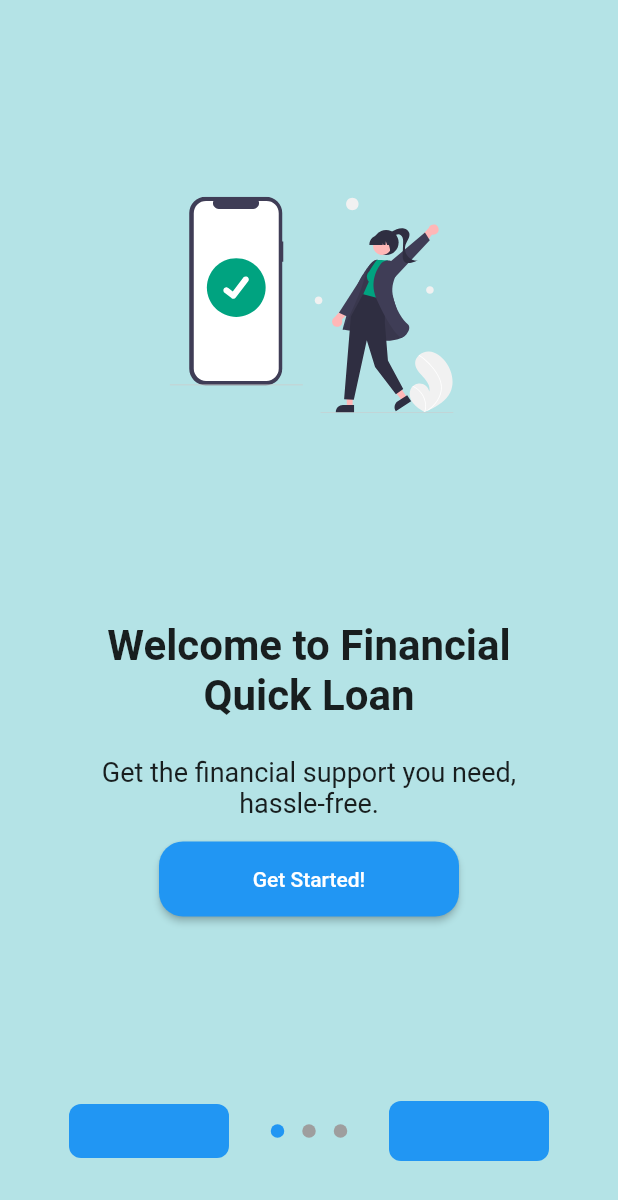
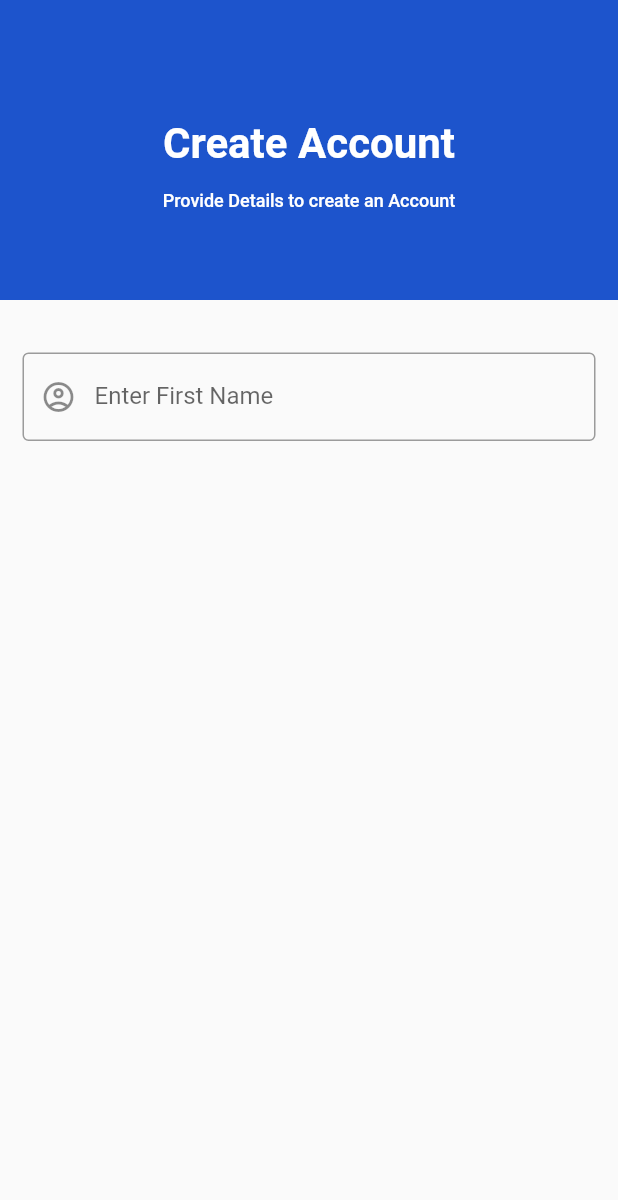
Before and after one commit to chandachewe10/Loan-application, a Flutter app: the screen it shows after launch, after a tap on "Get Started!", on a phone screen of 412 x 824 dp. Shown: the top 1200 px of the screen. Run offline on Flutter 3.47's test engine with Material 2 defaults, Android fonts, the light colour scheme and no system bars; drawn by our look-alikes of introduction_screen; our stand-ins replace flutter_svg, get.

Commit message:
Added header Component

```diff
--- a/lib/main.dart
+++ b/lib/main.dart
@@ -1,6 +1,9 @@
 import 'package:flutter/material.dart';
 import 'package:get/get_navigation/src/root/get_material_app.dart';
+import 'package:get/get_navigation/src/routes/get_route.dart';
 import 'package:loan_mobile_app/screens/introductory_screens.dart';
+import 'package:loan_mobile_app/screens/signup/page.dart';
+
 
 void main() {
   runApp(const LoanMobileApplication());
@@ -12,9 +15,17 @@ class LoanMobileApplication extends StatelessWidget {
   // This widget is the root of your application.
   @override
   Widget build(BuildContext context) {
-    return const GetMaterialApp(
-      debugShowCheckedModeBanner: false,
-      home: IntroductoryScreens(),
-    );
+    return GetMaterialApp(
+        debugShowCheckedModeBanner: false,
+        home: IntroductoryScreens(),
+
+        // Named Routes and Bindings
+        getPages: [
+          GetPage(
+            name: '/signup',
+            page: () => SignUp(),
+           // binding: SignupDetailsPageBinding(),
+          ),
+        ]);
   }
 }
--- a/lib/screens/introductory_screens.dart
+++ b/lib/screens/introductory_screens.dart
@@ -1,6 +1,8 @@
 import 'package:flutter/cupertino.dart';
 import 'package:flutter/material.dart';
 import 'package:flutter_svg/svg.dart';
+import 'package:get/get.dart';
+import 'package:get/get_core/src/get_main.dart';
 import 'package:introduction_screen/introduction_screen.dart';
 
 import '../constants/colors.dart';
@@ -33,7 +35,7 @@ class IntroductoryScreens extends StatelessWidget {
             ),
             ElevatedButton(
               onPressed: () {
-                // On button pressed
+                Get.toNamed('/signup');
               },
               style: ElevatedButton.styleFrom(
                 padding:
@@ -136,9 +138,11 @@ class IntroductoryScreens extends StatelessWidget {
               "Login",
               style: TextStyle(color: Colors.white),
             ),
-            baseBtnStyle: TextButton.styleFrom(
-              backgroundColor: Colors.blue,
-            ),
+
+            doneStyle: TextButton.styleFrom(
+                backgroundColor: Colors.blue,
+                shape: RoundedRectangleBorder(
+                    borderRadius: BorderRadius.circular(16))),
             onDone: () {
               // On button pressed
             },
--- a/lib/screens/signup/binding.dart
+++ b/lib/screens/signup/binding.dart
@@ -0,0 +1,15 @@
+
+import 'package:get/get.dart';
+import 'package:get/get_core/src/get_main.dart';
+import 'package:get/get_instance/src/bindings_interface.dart';
+import 'package:loan_mobile_app/screens/widgets/personal_details.dart';
+
+import 'controller.dart';
+
+class SignupDetailsPageBinding extends Bindings {
+  @override
+  void dependencies() {
+    Get.put<SignupDetails>(SignupDetails());
+
+  }
+}
--- a/lib/screens/signup/controller.dart
+++ b/lib/screens/signup/controller.dart
@@ -0,0 +1,3 @@
+class SignupDetails {
+
+}
--- a/lib/screens/signup/page.dart
+++ b/lib/screens/signup/page.dart
@@ -0,0 +1,22 @@
+import 'package:flutter/cupertino.dart';
+import 'package:flutter/material.dart';
+import '../widgets/header.dart';
+import '../widgets/personal_details.dart';
+
+class SignUp extends StatelessWidget {
+  const SignUp({super.key});
+
+  @override
+  Widget build(BuildContext context) {
+    String title = "Personal Details";
+    return  const Scaffold(
+
+      appBar: HeaderComponent(headerText: 'Create Account', hint: 'Provide Details to create an Account',),
+
+      body: PersonalDetails(),
+    );
+
+
+
+  }
+}
--- /dev/null
+++ b/lib/screens/widgets/header.dart
@@ -0,0 +1,52 @@
+import 'package:flutter/material.dart';
+import '../../constants/colors.dart';
+
+class HeaderComponent extends StatelessWidget implements PreferredSizeWidget {
+  final String headerText;
+  final String? hint;
+
+  const HeaderComponent({Key? key, required this.headerText, this.hint});
+
+  @override
+  Size get preferredSize =>
+      const Size.fromHeight(200); // Adjust the height as needed
+
+  @override
+  Widget build(BuildContext context) {
+    return Container(
+
+        color: primaryColor300,
+        child: Column(
+          mainAxisAlignment: MainAxisAlignment.center,
+          children: [
+            const SizedBox(
+              height: 30,
+            ),
+            Text(
+              headerText,
+              textAlign: TextAlign.center,
+              style: const TextStyle(
+                color: Colors.white,
+                fontSize: 28,
+                fontWeight: FontWeight.w700,
+              ),
+            ),
+            const SizedBox(
+              height: 15,
+            ),
+            Text(
+              hint!,
+              textAlign: TextAlign.center,
+              style: const TextStyle(
+                color: Colors.white,
+                fontSize: 12,
+                fontWeight: FontWeight.w500,
+              ),
+            ),
+            const SizedBox(
+              height: 10,
+            )
+          ],
+        ));
+  }
+}
--- /dev/null
+++ b/lib/screens/widgets/personal_details.dart
@@ -0,0 +1,36 @@
+import 'package:flutter/cupertino.dart';
+import 'package:flutter/material.dart';
+import 'package:flutter_svg/svg.dart';
+
+class PersonalDetails extends StatelessWidget {
+  const PersonalDetails({super.key});
+
+  @override
+  Widget build(BuildContext context) {
+    return Container(
+
+
+      child: ListView(
+        children: [
+          const SizedBox(
+            height: 10,
+          ),
+
+          const SizedBox(
+            height: 10,
+          ),
+          Container(
+            margin: const EdgeInsets.all(15),
+            child: TextFormField(
+              decoration: const InputDecoration(
+                prefixIcon: Icon(Icons.account_circle_outlined),
+               labelText: "Enter First Name",
+                border: OutlineInputBorder(),
+              ),
+            ),
+          )
+        ],
+      ),
+    );
+  }
+}
```
